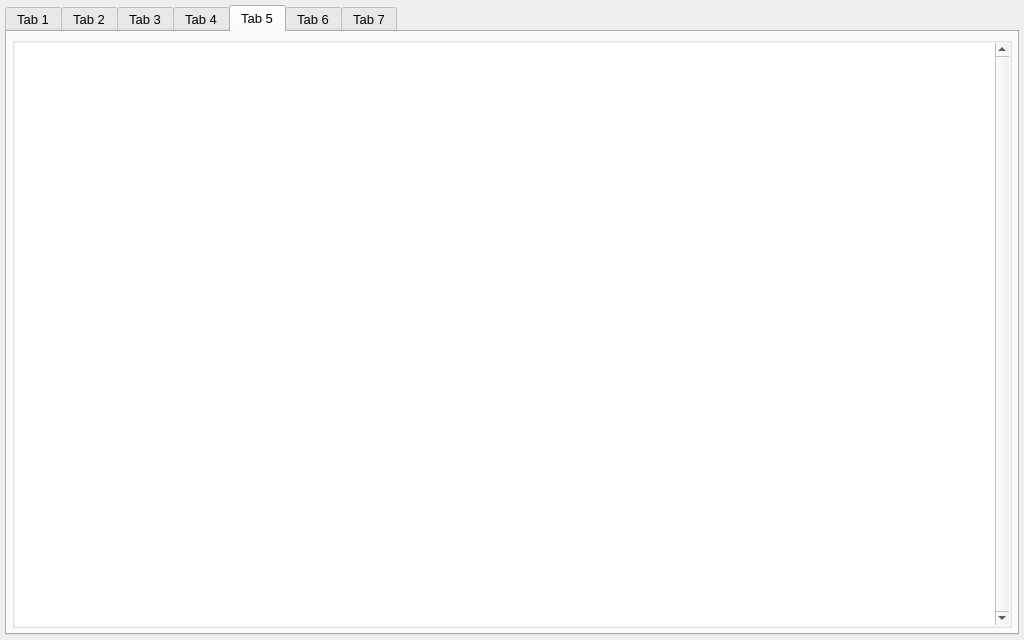
The window that vkconfig_gui/mainwindow.ui (LunarG/VulkanTools) describes before a commit, drawn with Qt 5.
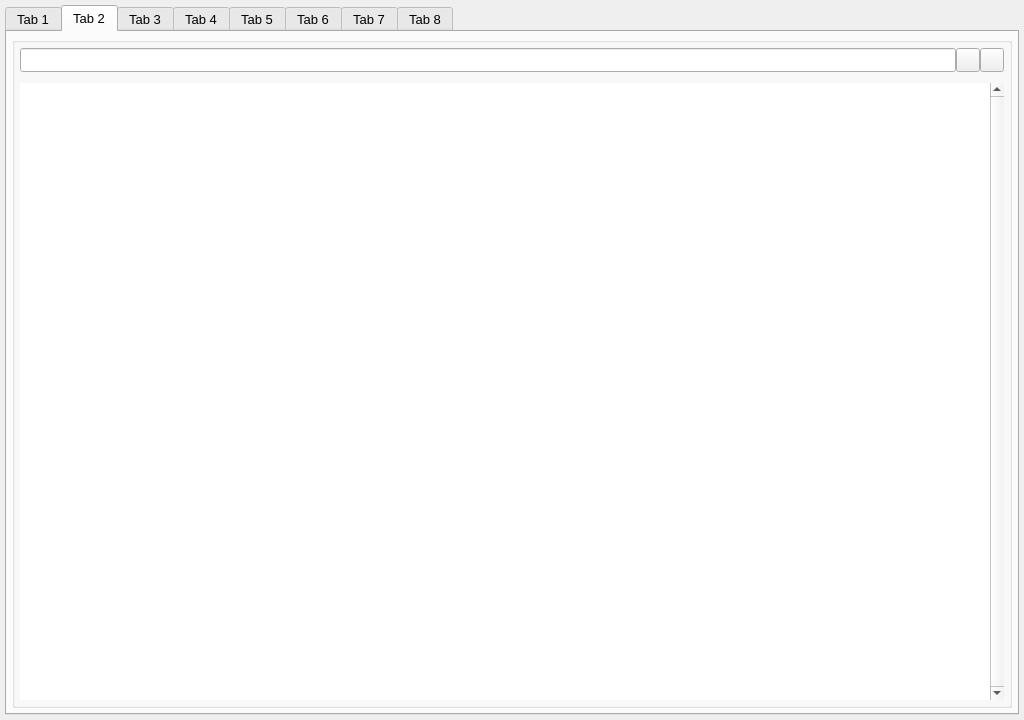
The same window after the commit. The open tabs and pages were chosen to show the change. Icons and pictures are not drawn.

Commit message: vkconfig: Add additional driver and driver selection

```diff
--- a/vkconfig_gui/mainwindow.ui
+++ b/vkconfig_gui/mainwindow.ui
@@ -7,7 +7,7 @@
     <x>0</x>
     <y>0</y>
     <width>1024</width>
-    <height>640</height>
+    <height>720</height>
    </rect>
   </property>
   <property name="sizePolicy">
@@ -1084,13 +1084,139 @@
         </item>
        </layout>
       </widget>
-      <widget class="QWidget" name="tab_layers">
-       <property name="autoFillBackground">
-        <bool>false</bool>
-       </property>
+      <widget class="QWidget" name="tab_driver">
        <attribute name="title">
         <string>Tab 2</string>
        </attribute>
+       <layout class="QVBoxLayout" name="verticalLayout_12">
+        <property name="spacing">
+         <number>0</number>
+        </property>
+        <property name="leftMargin">
+         <number>5</number>
+        </property>
+        <property name="topMargin">
+         <number>5</number>
+        </property>
+        <property name="rightMargin">
+         <number>5</number>
+        </property>
+        <property name="bottomMargin">
+         <number>5</number>
+        </property>
+        <item>
+         <widget class="QGroupBox" name="groupBox_10">
+          <property name="title">
+           <string/>
+          </property>
+          <layout class="QVBoxLayout" name="verticalLayout_18">
+           <property name="spacing">
+            <number>11</number>
+           </property>
+           <property name="leftMargin">
+            <number>5</number>
+           </property>
+           <property name="topMargin">
+            <number>5</number>
+           </property>
+           <property name="rightMargin">
+            <number>5</number>
+           </property>
+           <property name="bottomMargin">
+            <number>5</number>
+           </property>
+           <item>
+            <layout class="QHBoxLayout" name="horizontalLayout_16">
+             <property name="spacing">
+              <number>0</number>
+             </property>
+             <property name="topMargin">
+              <number>0</number>
+             </property>
+             <item>
+              <widget class="QLineEdit" name="driver_path_lineedit">
+               <property name="maximumSize">
+                <size>
+                 <width>16777215</width>
+                 <height>24</height>
+                </size>
+               </property>
+              </widget>
+             </item>
+             <item>
+              <widget class="QPushButton" name="driver_browse_button">
+               <property name="sizePolicy">
+                <sizepolicy hsizetype="Fixed" vsizetype="Fixed">
+                 <horstretch>0</horstretch>
+                 <verstretch>0</verstretch>
+                </sizepolicy>
+               </property>
+               <property name="minimumSize">
+                <size>
+                 <width>24</width>
+                 <height>24</height>
+                </size>
+               </property>
+               <property name="maximumSize">
+                <size>
+                 <width>24</width>
+                 <height>24</height>
+                </size>
+               </property>
+               <property name="text">
+                <string/>
+               </property>
+              </widget>
+             </item>
+             <item>
+              <widget class="QPushButton" name="driver_reload_button">
+               <property name="sizePolicy">
+                <sizepolicy hsizetype="Fixed" vsizetype="Fixed">
+                 <horstretch>0</horstretch>
+                 <verstretch>0</verstretch>
+                </sizepolicy>
+               </property>
+               <property name="minimumSize">
+                <size>
+                 <width>24</width>
+                 <height>24</height>
+                </size>
+               </property>
+               <property name="maximumSize">
+                <size>
+                 <width>24</width>
+                 <height>24</height>
+                </size>
+               </property>
+               <property name="text">
+                <string/>
+               </property>
+              </widget>
+             </item>
+            </layout>
+           </item>
+           <item>
+            <widget class="QTreeView" name="driver_paths_tree">
+             <property name="frameShape">
+              <enum>QFrame::Shape::NoFrame</enum>
+             </property>
+             <property name="verticalScrollBarPolicy">
+              <enum>Qt::ScrollBarPolicy::ScrollBarAlwaysOn</enum>
+             </property>
+            </widget>
+           </item>
+          </layout>
+         </widget>
+        </item>
+       </layout>
+      </widget>
+      <widget class="QWidget" name="tab_layers">
+       <property name="autoFillBackground">
+        <bool>false</bool>
+       </property>
+       <attribute name="title">
+        <string>Tab 3</string>
+       </attribute>
        <attribute name="toolTip">
         <string>Locate Vulkan Layers versions</string>
        </attribute>
@@ -1330,7 +1456,7 @@
         <bool>false</bool>
        </property>
        <attribute name="title">
-        <string>Tab 3</string>
+        <string>Tab 4</string>
        </attribute>
        <attribute name="toolTip">
         <string>Vulkan executable launcher</string>
@@ -2103,7 +2229,7 @@
         <bool>false</bool>
        </property>
        <attribute name="title">
-        <string>Tab 4</string>
+        <string>Tab 5</string>
        </attribute>
        <attribute name="toolTip">
         <string>Vulkan system diagnostic</string>
@@ -2518,7 +2644,7 @@
         <bool>false</bool>
        </property>
        <attribute name="title">
-        <string>Tab 5</string>
+        <string>Tab 6</string>
        </attribute>
        <attribute name="toolTip">
         <string>Vulkan documentation</string>
@@ -2623,7 +2749,7 @@
         <bool>false</bool>
        </property>
        <attribute name="title">
-        <string>Tab 6</string>
+        <string>Tab 7</string>
        </attribute>
        <layout class="QVBoxLayout" name="verticalLayout_24" stretch="0,0,0">
         <property name="spacing">
@@ -3531,7 +3657,7 @@
         </size>
        </property>
        <attribute name="title">
-        <string>Tab 7</string>
+        <string>Tab 8</string>
        </attribute>
        <attribute name="toolTip">
         <string>About Vulkan Configurator</string>
```
Left out of the diff: 53 changed lines with no effect on the pictures. The commit also changes 15 other files.
